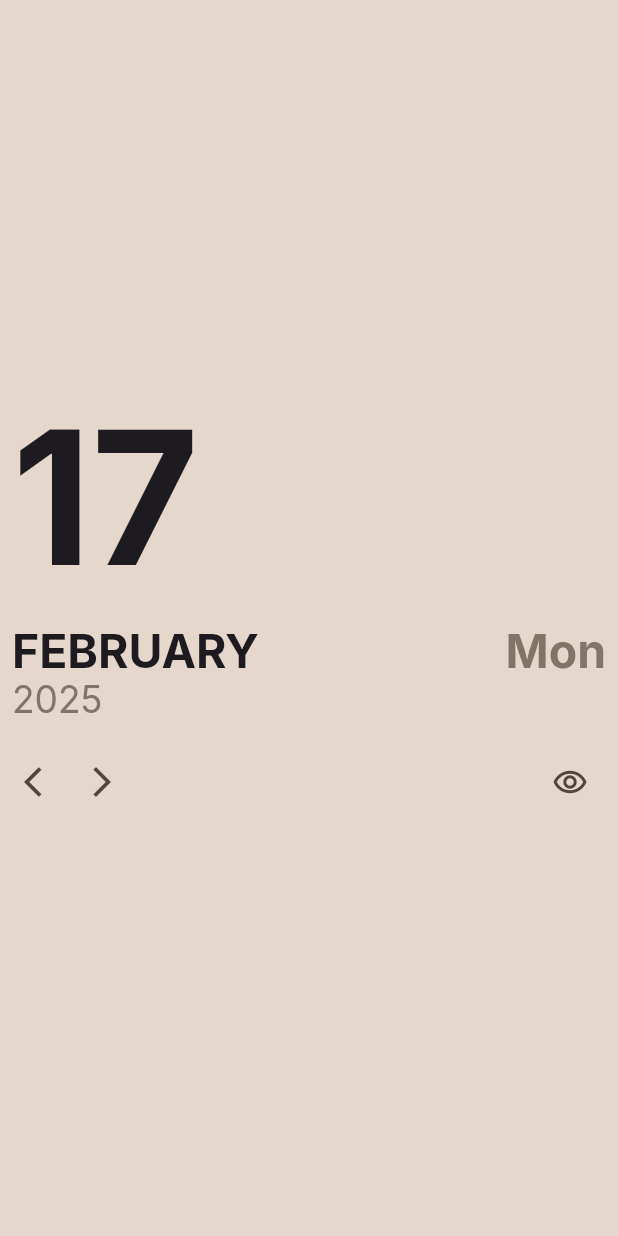
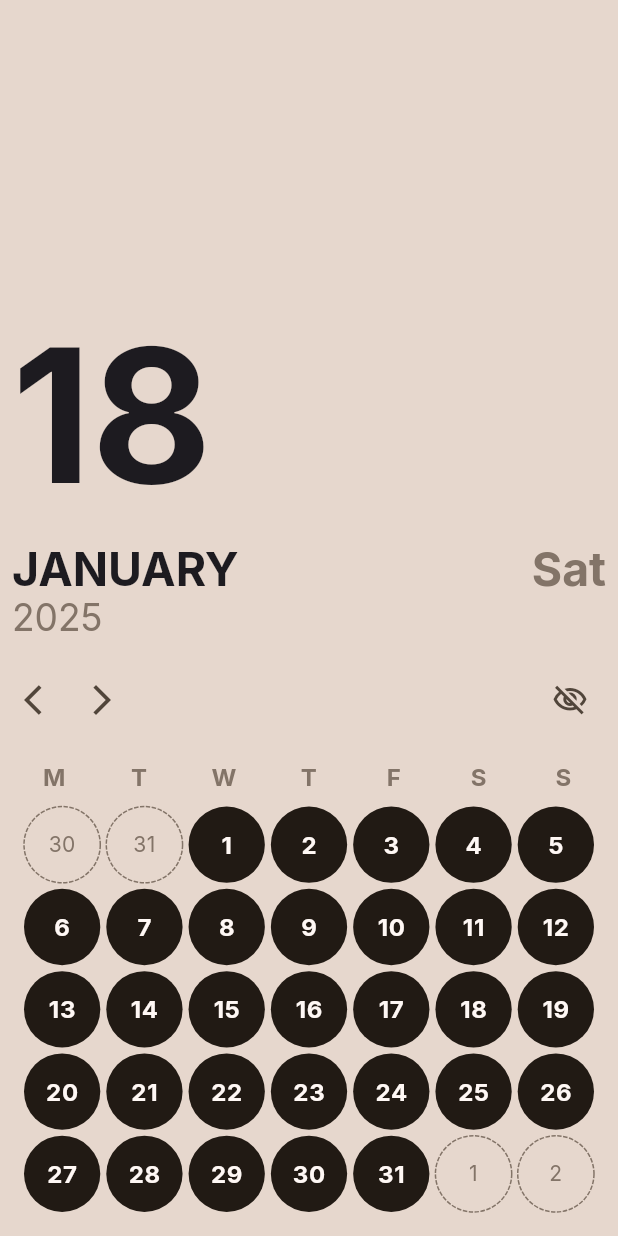
Before and after one commit to 0xharkirat/calmendar, a Flutter app: the screen it shows after launch, after a tap on the "arrow back ios" icon, on a phone screen of 412 x 824 dp. Run offline on Flutter 3.47's test engine with Material 3 defaults, Android fonts, the phone set to English and light mode, and no system bars; drawn by our look-alikes of dotted_border; our stand-ins replace flutter_riverpod, google_fonts.

Commit message:
first draft complete for mobile.

```diff
--- a/lib/main.dart
+++ b/lib/main.dart
@@ -6,6 +6,8 @@
 void main() {
   runApp(ProviderScope(child: const MyApp()));
 }
+
+const seedColor = Colors.orange;
 
 class MyApp extends StatelessWidget {
   const MyApp({super.key});
@@ -18,7 +20,7 @@
       theme: ThemeData(
         textTheme: GoogleFonts.interTextTheme(),
         colorScheme: ColorScheme.fromSeed(
-          seedColor: Colors.orange,
+          seedColor: seedColor,
         ),
         useMaterial3: true,
       ),
--- a/lib/src/controllers/calendar_controller.dart
+++ b/lib/src/controllers/calendar_controller.dart
@@ -3,9 +3,8 @@
 import 'package:intl/intl.dart';
 
 class CalendarController extends Notifier<CalendarState> {
-
   @override
-  CalendarState build(){
+  CalendarState build() {
     DateTime now = DateTime.now();
     return CalendarState(
       selectedDate: now,
@@ -15,9 +14,48 @@
     );
   }
 
-  void updateSelectedDate(DateTime selectedDate){
+  void updateSelectedDate(DateTime selectedDate) {
     state = state.copyWith(selectedDate: selectedDate);
+  }
+
+  // return days in the month
+  int daysInMonth(DateTime date) {
+    return DateTime(date.year, date.month + 1, 0).day;
+  }
+
+  // return first day of month
+  DateTime firstDayOfMonth(DateTime date) {
+    return DateTime(date.year, date.month, 1);
+  }
+
+  // return list of days in the week
+  List<String> get weekdays {
+    return ['Mon', 'Tue', 'Wed', 'Thu', 'Fri', 'Sat', 'Sun'];
+  }
+
+  // return selected weekday index
+  int get selectedWeekdayIndex {
+    return state.selectedDate.weekday - 1;
+  }
+
+  // Function to update the selected date by month
+  void updateSelectedMonth(
+      DateTime currentDate, int monthOffset) {
+    int currentDay = currentDate.day;
+    DateTime newDate =
+        DateTime(currentDate.year, currentDate.month + monthOffset, 1);
+
+    // Find the last valid day in the new month
+    int lastDayInNewMonth = DateTime(newDate.year, newDate.month + 1, 0).day;
+
+    // Ensure we don't exceed the last valid day
+    int newDay =
+        (currentDay > lastDayInNewMonth) ? lastDayInNewMonth : currentDay;
+
+    // Update state
+    updateSelectedDate(DateTime(newDate.year, newDate.month, newDay));
   }
 }
 
-final calendarController = NotifierProvider<CalendarController, CalendarState>(( ) => CalendarController());
+final calendarController = NotifierProvider<CalendarController, CalendarState>(
+    () => CalendarController());
--- a/lib/src/views/screens/my_home_page.dart
+++ b/lib/src/views/screens/my_home_page.dart
@@ -1,12 +1,20 @@
 import 'package:calmendar/src/controllers/calendar_controller.dart';
+import 'package:calmendar/src/views/widgets/calendar_widget.dart';
 import 'package:flutter/material.dart';
 import 'package:flutter_riverpod/flutter_riverpod.dart';
 
-class MyHomePage extends ConsumerWidget {
+class MyHomePage extends ConsumerStatefulWidget {
   const MyHomePage({super.key});
 
   @override
-  Widget build(BuildContext context, WidgetRef ref) {
+  ConsumerState<MyHomePage> createState() => _MyHomePageState();
+}
+
+class _MyHomePageState extends ConsumerState<MyHomePage> {
+  bool isVisible = true;
+
+  @override
+  Widget build(BuildContext context) {
     final calendarState = ref.watch(calendarController);
 
     final Size size = MediaQuery.of(context).size;
@@ -17,10 +25,12 @@
       body: Padding(
         padding: const EdgeInsets.all(8.0),
         child: Column(
-          mainAxisAlignment: MainAxisAlignment.center,
           crossAxisAlignment: CrossAxisAlignment.start,
           children: <Widget>[
             // Large text for the date
+
+            const Spacer(),
+
             InkWell(
               splashColor: Colors.transparent,
               highlightColor: Colors.transparent,
@@ -85,9 +95,9 @@
                   visualDensity: VisualDensity.compact,
                   icon: const Icon(Icons.arrow_back_ios),
                   onPressed: () {
-                    ref.read(calendarController.notifier).updateSelectedDate(
-                        calendarState.selectedDate
-                            .subtract(const Duration(days: 1)));
+                    ref
+                        .read(calendarController.notifier)
+                        .updateSelectedMonth(calendarState.selectedDate, -1);
                   },
                 ),
 
@@ -97,9 +107,9 @@
                   visualDensity: VisualDensity.compact,
                   icon: const Icon(Icons.arrow_forward_ios),
                   onPressed: () {
-                    ref.read(calendarController.notifier).updateSelectedDate(
-                        calendarState.selectedDate
-                            .add(const Duration(days: 1)));
+                    ref
+                        .read(calendarController.notifier)
+                        .updateSelectedMonth(calendarState.selectedDate, 1);
                   },
                 ),
 
@@ -108,8 +118,14 @@
 
                 // Eye button
                 IconButton(
-                    onPressed: () {},
-                    icon: const Icon(Icons.remove_red_eye_outlined)),
+                    onPressed: () {
+                      setState(() {
+                        isVisible = !isVisible;
+                      });
+                    },
+                    icon: Icon(isVisible
+                        ? Icons.visibility_off_outlined
+                        : Icons.visibility_outlined)),
               ],
             ),
 
@@ -117,6 +133,9 @@
 
             // Calendar
 
+            CalendarWidget(
+              isVisible: isVisible,
+            ),
           ],
         ),
       ),
--- a/lib/src/views/widgets/calendar_widget.dart
+++ b/lib/src/views/widgets/calendar_widget.dart
@@ -0,0 +1,157 @@
+import 'package:calmendar/main.dart';
+import 'package:calmendar/src/controllers/calendar_controller.dart';
+import 'package:dotted_border/dotted_border.dart';
+import 'package:flutter/material.dart';
+import 'package:flutter_riverpod/flutter_riverpod.dart';
+
+class CalendarWidget extends ConsumerWidget {
+  const CalendarWidget({super.key, required this.isVisible});
+
+  final bool isVisible;
+
+  @override
+  Widget build(BuildContext context, WidgetRef ref) {
+    final calendarState = ref.watch(calendarController);
+    final firstDayOfMonth = ref
+        .read(calendarController.notifier)
+        .firstDayOfMonth(calendarState.selectedDate);
+
+    final daysInMonth = ref
+        .read(calendarController.notifier)
+        .daysInMonth(calendarState.selectedDate);
+
+    final prevMonthDays = ref.read(calendarController.notifier).daysInMonth(
+        DateTime(calendarState.selectedDate.year,
+            calendarState.selectedDate.month - 1));
+
+    // Get weekday index (Monday = 1, Sunday = 7), convert to zero-based (0 = Monday, 6 = Sunday)
+    int firstWeekday = (firstDayOfMonth.weekday % 7) - 1;
+
+    // Total grid slots needed (empty slots before + days in month)
+    int totalSlots = firstWeekday + daysInMonth;
+
+    final weekdays = ref.read(calendarController.notifier).weekdays;
+
+    final today = DateTime.now();
+    final todayDateOnly = DateTime(today.year, today.month, today.day);
+
+    return Column(
+      children: [
+        Row(
+          mainAxisAlignment: MainAxisAlignment.spaceBetween,
+          children: weekdays.map((day) {
+            return Expanded(
+              child: Text(
+                day[0],
+                textAlign: TextAlign.center,
+                style: Theme.of(context).textTheme.bodyMedium!.copyWith(
+                      fontSize: 16,
+                      fontWeight: FontWeight.bold,
+                      color: Theme.of(context)
+                          .colorScheme
+                          .outline, // Default color
+                    ),
+              ),
+            );
+          }).toList(),
+        ),
+
+        // Grid of days
+        GridView.builder(
+          padding: EdgeInsets.all(8),
+          shrinkWrap: true,
+          physics: NeverScrollableScrollPhysics(), // Disable scrolling
+          gridDelegate: SliverGridDelegateWithFixedCrossAxisCount(
+            crossAxisCount: 7, // 7 columns for each weekday
+            mainAxisSpacing: 4,
+            crossAxisSpacing: 4,
+          ),
+          itemCount:
+              totalSlots + (7 - (totalSlots % 7)), // Ensure full last row
+          itemBuilder: (context, index) {
+            if (index < firstWeekday) {
+              // Previous month days
+              int prevDay = prevMonthDays - (firstWeekday - index - 1);
+              return DottedBorder(
+                borderType: BorderType.Circle,
+                color: Theme.of(context).colorScheme.outline,
+                child: Container(
+                  alignment: Alignment.center,
+                  child: Text(
+                    prevDay.toString(),
+                    textAlign: TextAlign.center,
+                    style: Theme.of(context).textTheme.bodyMedium!.copyWith(
+                          color: isVisible
+                              ? Theme.of(context).colorScheme.outline
+                              : Colors.transparent,
+                        ),
+                  ),
+                ),
+              );
+            } else if (index < firstWeekday + daysInMonth) {
+              int dayNumber = index - firstWeekday + 1;
+              final date = DateTime(calendarState.selectedDate.year,
+                  calendarState.selectedDate.month, dayNumber);
+              bool isToday = date.isAtSameMomentAs(todayDateOnly);
+              bool isPast = date.isBefore(todayDateOnly);
+              bool isFuture = date.isAfter(todayDateOnly);
+
+              return GestureDetector(
+                onTap: () {
+                  ref
+                      .read(calendarController.notifier)
+                      .updateSelectedDate(date);
+                },
+                child: Container(
+                  alignment: Alignment.center,
+                  decoration: BoxDecoration(
+                    shape: BoxShape.circle,
+                    color: isToday
+                        ? seedColor
+                        : isPast
+                            ? Theme.of(context)
+                                .colorScheme
+                                .onSurface // Past dates in black
+                            : isFuture
+                                ? Theme.of(context)
+                                    .colorScheme
+                                    .outline
+                                    .withValues(
+                                        alpha: 0.5) // Future dates in gray
+                                : Theme.of(context).colorScheme.onSurface,
+                  ),
+                  child: Text(
+                    dayNumber.toString(),
+                    style: Theme.of(context).textTheme.bodyLarge!.copyWith(
+                          fontWeight: FontWeight.bold,
+                          color: isVisible
+                              ? Theme.of(context).colorScheme.surface
+                              : Colors.transparent,
+                        ),
+                  ),
+                ),
+              );
+            } else {
+              // Next month days
+              int nextDay = index - (firstWeekday + daysInMonth) + 1;
+              return DottedBorder(
+                borderType: BorderType.Circle,
+                color: Theme.of(context).colorScheme.outline,
+                child: Container(
+                  alignment: Alignment.center,
+                  child: Text(
+                    nextDay.toString(),
+                    textAlign: TextAlign.center,
+                    style: Theme.of(context).textTheme.bodyMedium!.copyWith(
+                          color: isVisible? Theme.of(context).colorScheme.outline : Colors.transparent,
+                        ),
+                  ),
+                ),
+              );
+            }
+          },
+        ),
+      ],
+    );
+  }
+}
--- a/pubspec.yaml
+++ b/pubspec.yaml
@@ -37,6 +37,7 @@
   intl: ^0.20.2
   flutter_riverpod: ^2.6.1
   google_fonts: ^6.2.1
+  dotted_border: ^2.1.0
 
 dev_dependencies:
   flutter_test:
```
Also changed, not shown: pubspec.lock.
